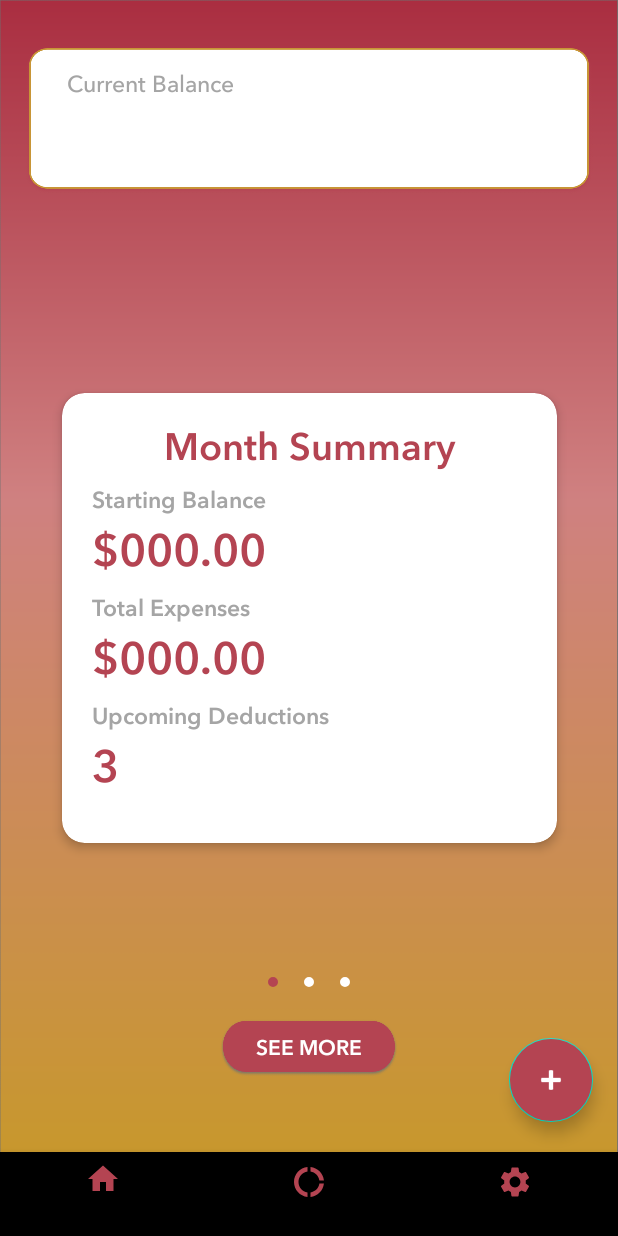
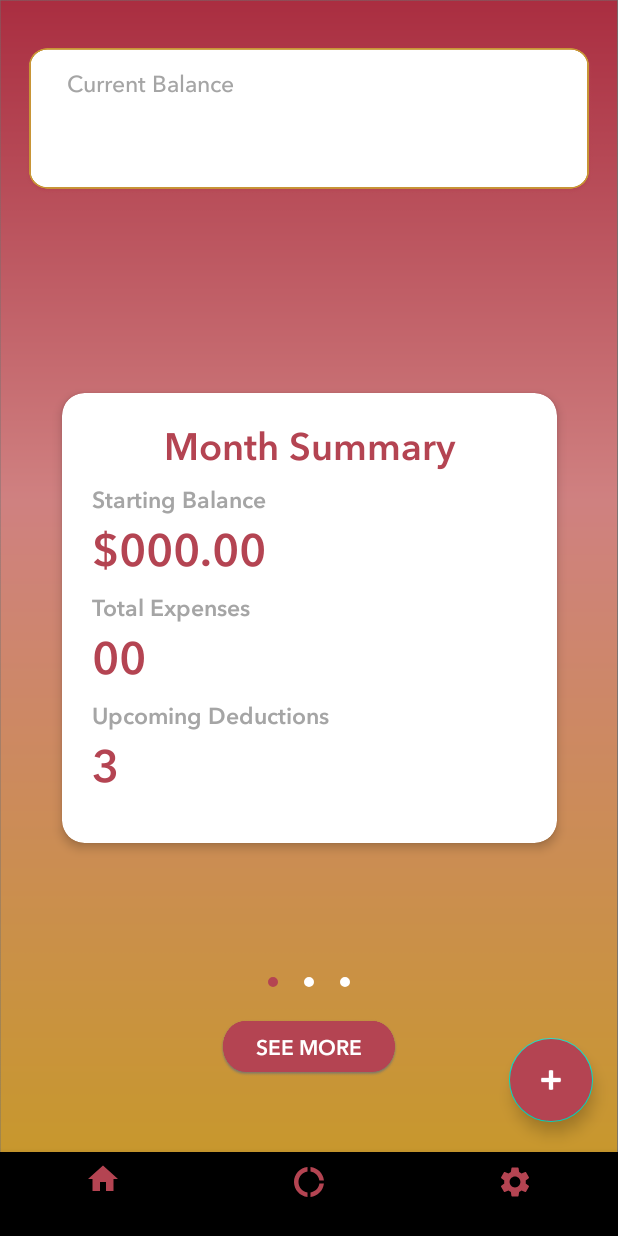
Before and after one commit to BeefxWellington/CMSC355Project, an Android app: the Home screen opened directly, with no data from a screen before it, on a phone screen of 412 x 824 dp. Run offline under Robolectric (Android 15) with nearby library versions, the phone set to English and light mode, and no system bars; our stand-ins replace Firebase (no records; nobody signed in at launch, a user with empty details on screens opened directly), navigation-ui.

```diff
--- a/app/src/main/java/com/example/my2cents/Home.java
+++ b/app/src/main/java/com/example/my2cents/Home.java
@@ -2,6 +2,7 @@ package com.example.my2cents;
 
 import android.content.Context;
 import android.os.Bundle;
+import android.renderscript.Sampler;
 import android.text.TextUtils;
 import android.view.LayoutInflater;
 import android.view.View;
@@ -56,7 +57,7 @@ public class Home extends Fragment {
     private FirebaseAuth firebaseAuth;
     int sumTotalInc = 0;
 
-
+    String stringExpense;
 
 
 
@@ -186,10 +187,11 @@ public class Home extends Fragment {
 
 
     public void setModels() {
-      /*  secondAmount = getActivity().findViewById(R.id.secondAmount);
+    /*     secondAmount = getActivity().findViewById(R.id.secondAmount);
+        int expenseAmount;
         final FirebaseUser Users = firebaseAuth.getCurrentUser();
         String UserId = Users.getUid();
-        databaseReference1 = databaseReference.child(UserId).child("Income");
+        //databaseReference1 = databaseReference.child(UserId).child("Income");
         databaseReference2 = databaseReference.child(UserId).child("Expense");
         //amountBalance.setText(UserId);
 
@@ -197,18 +199,20 @@ public class Home extends Fragment {
 
             @Override
             public void onDataChange(@NonNull DataSnapshot dataSnapshot) {
-                int sumExp=0;
+                int sumExp= 0;
 
                 int pValue = 0;
-                for(DataSnapshot ds : dataSnapshot.getChildren()){
+                for (DataSnapshot ds : dataSnapshot.getChildren()){
                     String amount = ds.child("amount").getValue(String.class);
                     pValue = Integer.parseInt(String.valueOf(amount));
                     sumExp += pValue;
                     final int sumTotalExps = sumExp;
                     // pValue = Integer.parseInt(String.valueOf(amountExpense));
                     //sumExp += pValue;
+                    //secondAmount.getText().toString();
 
-                    secondAmount.setText(String.valueOf(sumExp));
+                    stringExpense = String.valueOf(sumTotalExps);
+                    secondAmount.setText(stringExpense);
 
                 }
 
@@ -218,8 +222,8 @@ public class Home extends Fragment {
             public void onCancelled(@NonNull DatabaseError databaseError) {
 
             }
-        }); */
-
+        });
+*/
 
 
         models = new ArrayList<>();
@@ -227,7 +231,7 @@ public class Home extends Fragment {
         //Add temporary strings
         models.add(new HomeModel("Month Summary",
                 "Starting Balance", "Total Expenses", "Upcoming Deductions",
-                "$000.00", "$000.00", "3",
+                "$000.00", "00" , "3",
                 null, null, null));
 
         models.add(new HomeModel("Recent Expenses",
--- a/app/src/main/res/layout/activity_main.xml
+++ b/app/src/main/res/layout/activity_main.xml
@@ -45,7 +45,6 @@
         android:text="Sign in"
         android:textColor="@color/white"
         android:textSize="34sp"
-        app:layout_constraintBottom_toTopOf="@+id/userEditText"
         app:layout_constraintEnd_toEndOf="parent"
         app:layout_constraintHorizontal_bias="0.199"
         app:layout_constraintStart_toStartOf="parent"
```
Also changed, not shown: 2 other files.
